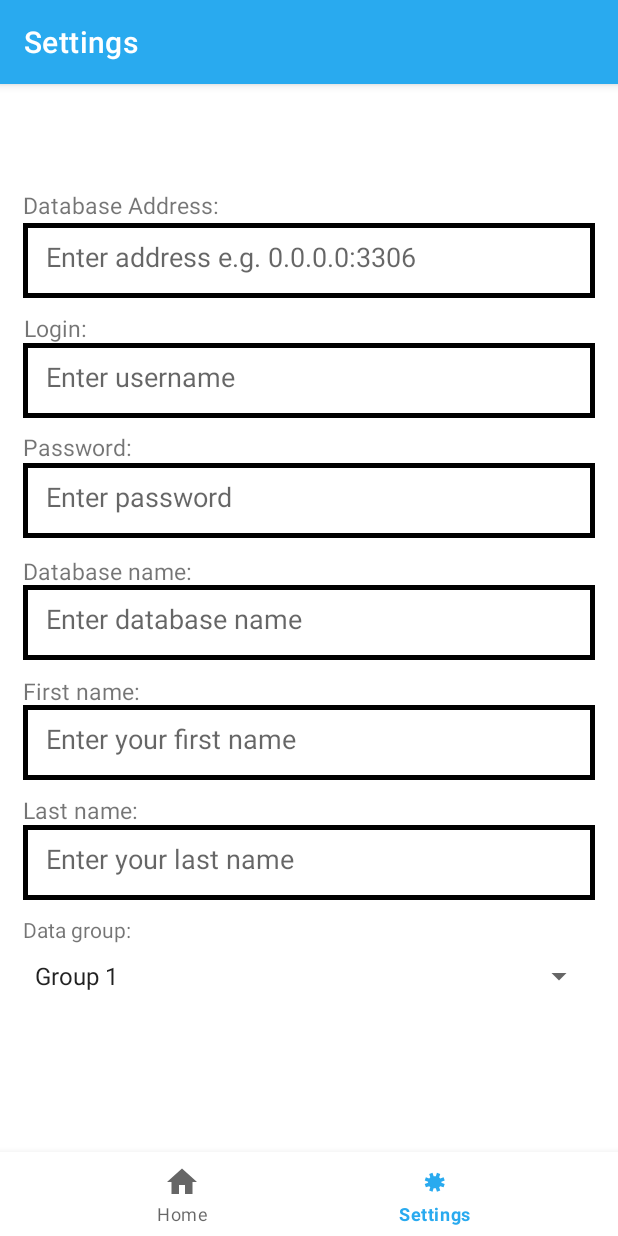
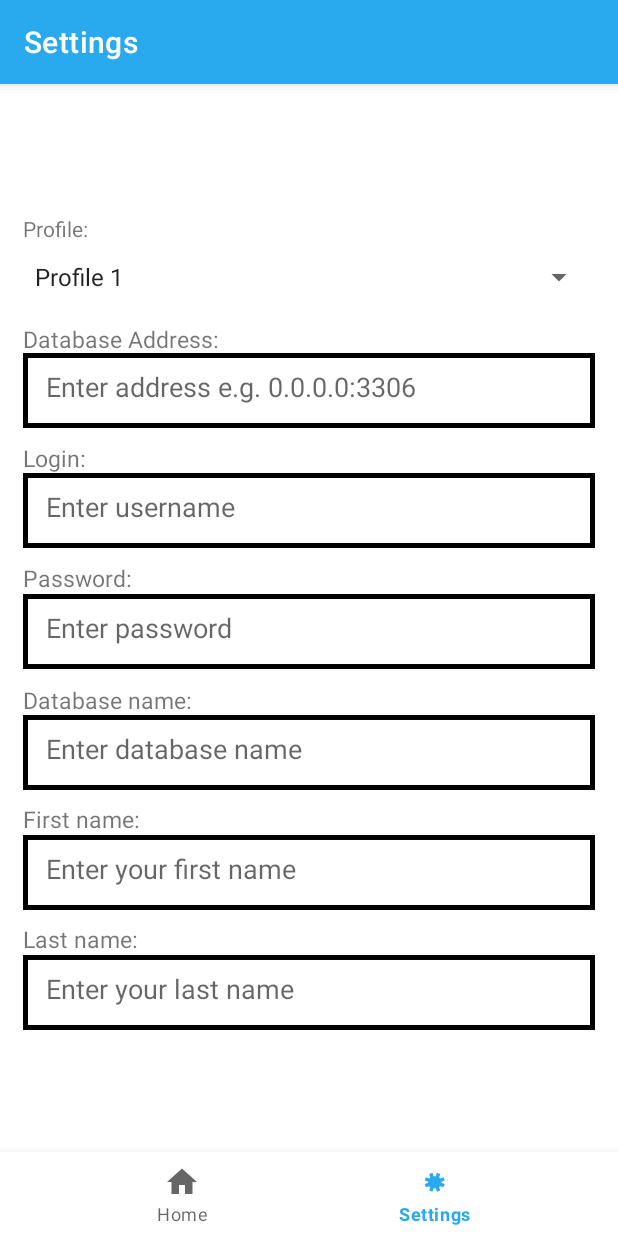
Before and after one commit to GorudoYami/SensorDataCollector, an Android app: the SettingsFragment screen opened through its navigation route, on a phone screen of 412 x 824 dp. Run offline under Robolectric (Android 15) with nearby library versions, the phone set to English and light mode, and no system bars; our stand-ins replace navigation-ui.

Commit message:
Preferences and settings refactoring

```diff
--- /dev/null
+++ b/app/src/main/java/pl/polsl/sensordatacollector/preferences/ApplicationPreferences.kt
@@ -0,0 +1,38 @@
+package pl.polsl.sensordatacollector.preferences
+
+import android.content.Context
+
+class ApplicationPreferences(context: Context) {
+    var profile: Int
+    var databaseAddress: String
+    var databaseLogin: String
+    var databasePassword: String
+    var databaseName: String
+    var firstName: String
+    var lastName: String
+
+    private val _preferencesName = "SensorDataCollector.Settings"
+    private val _preferences = context.getSharedPreferences(_preferencesName, Context.MODE_PRIVATE)
+
+    init {
+        profile = _preferences.getInt("profile", 0)
+        databaseAddress = _preferences.getString("${profile}_databaseAddress", "").toString()
+        databaseLogin = _preferences.getString("${profile}_databaseLogin", "").toString()
+        databasePassword = _preferences.getString("${profile}_databasePassword", "").toString()
+        databaseName = _preferences.getString("${profile}_databaseName", "").toString()
+        firstName = _preferences.getString("${profile}_firstName", "").toString()
+        lastName = _preferences.getString("${profile}_lastName", "").toString()
+    }
+
+    fun save() {
+        val editor = _preferences.edit()
+        editor.putString("${profile}_databaseAddress", databaseAddress)
+        editor.putString("${profile}_databaseLogin", databaseLogin)
+        editor.putString("${profile}_databasePassword", databasePassword)
+        editor.putString("${profile}_databaseName", databaseName)
+        editor.putString("${profile}_firstName", firstName)
+        editor.putString("${profile}_lastName", lastName)
+        editor.putInt("profile", profile)
+        editor.apply()
+    }
+}
--- a/app/src/main/java/pl/polsl/sensordatacollector/services/DataCollectingService.kt
+++ b/app/src/main/java/pl/polsl/sensordatacollector/services/DataCollectingService.kt
@@ -1,34 +1,37 @@
 package pl.polsl.sensordatacollector.services
 
 import android.app.Service
+import android.content.Context
 import android.content.Intent
 import android.hardware.SensorManager
 import android.os.IBinder
+import android.provider.ContactsContract.Data
 import pl.polsl.sensordatacollector.data.Database
 import pl.polsl.sensordatacollector.data.models.DataEntry
 import pl.polsl.sensordatacollector.sensors.SensorsListener
 import kotlin.concurrent.Volatile
 import kotlinx.coroutines.*
+import pl.polsl.sensordatacollector.preferences.ApplicationPreferences
 import java.sql.SQLException
 
 class DataCollectingService : Service() {
-    @Volatile private var run = false
-    private lateinit var sensorsListener: SensorsListener
-    private var database = Database("redacted", "SensorDataCollector", "redacted", "redacted")
+    private val _settingsName = "SensorDataCollector.Settings"
+
+    @Volatile private var _run = false
+    private lateinit var _sensorsListener: SensorsListener
+    private lateinit var _database: Database
+
     override fun onBind(intent: Intent?): IBinder? {
         return null
     }
 
     override fun onStartCommand(intent: Intent?, flags: Int, startId: Int): Int {
-        sensorsListener = SensorsListener(getSystemService(SENSOR_SERVICE) as SensorManager)
-        sensorsListener.start()
-
-        run = true
+        initialize()
 
         GlobalScope.launch(Dispatchers.IO) {
-            while (run) {
+            while (_run) {
                 try {
-                    val dataEntries = sensorsListener.getValues().map { sensorValue ->
+                    val dataEntries = _sensorsListener.getValues().map { sensorValue ->
                         var i = 0
                         sensorValue.values.map { value ->
                             DataEntry(
@@ -44,10 +47,10 @@ class DataCollectingService : Service() {
                     }.flatten()
 
                     runBlocking {
-                        database.insertDataEntries(dataEntries)
+                        _database.insertDataEntries(dataEntries)
                     }
 
-                    sensorsListener.clearValues()
+                    _sensorsListener.clearValues()
                     Thread.sleep(5000)
                 } catch (ex: SQLException) {
                     ex.printStackTrace()
@@ -60,9 +63,30 @@ class DataCollectingService : Service() {
         return START_STICKY
     }
 
+    private fun initialize() {
+        initializeDatabase()
+        initializeSensorsListener()
+        _run = true
+    }
+
+    private fun initializeDatabase() {
+        val applicationPreferences = ApplicationPreferences(this)
+        _database = Database(
+            applicationPreferences.databaseAddress,
+            applicationPreferences.databaseName,
+            applicationPreferences.databaseLogin,
+            applicationPreferences.databasePassword
+        )
+    }
+
+    private fun initializeSensorsListener() {
+        _sensorsListener = SensorsListener(getSystemService(SENSOR_SERVICE) as SensorManager)
+        _sensorsListener.start()
+    }
+
     override fun onDestroy() {
         super.onDestroy()
-        run = false
-        sensorsListener.stop()
+        _run = false
+        _sensorsListener.stop()
     }
 }
--- a/app/src/main/java/pl/polsl/sensordatacollector/ui/settings/SettingsFragment.kt
+++ b/app/src/main/java/pl/polsl/sensordatacollector/ui/settings/SettingsFragment.kt
@@ -10,9 +10,9 @@ import android.widget.AdapterView
 import android.widget.ArrayAdapter
 import androidx.fragment.app.Fragment
 import pl.polsl.sensordatacollector.databinding.FragmentSettingsBinding
+import pl.polsl.sensordatacollector.preferences.ApplicationPreferences
 
 class SettingsFragment : Fragment() {
-
     private var _binding: FragmentSettingsBinding? = null
     private val binding get() = _binding!!
 
@@ -29,6 +29,7 @@ class SettingsFragment : Fragment() {
     override fun onViewCreated(view: View, savedInstanceState: Bundle?) {
         super.onViewCreated(view, savedInstanceState)
         setupSpinner()
+        loadData()
     }
 
     override fun onPause() {
@@ -42,68 +43,32 @@ class SettingsFragment : Fragment() {
     }
 
     private fun setupSpinner() {
-        val options = arrayOf("Group 1", "Group 2", "Group 3")
+        val options = arrayOf("Profile 1", "Profile 2", "Profile 3")
         val adapter = ArrayAdapter(requireContext(), android.R.layout.simple_spinner_item, options)
         adapter.setDropDownViewResource(android.R.layout.simple_spinner_dropdown_item)
-        binding.spGroup.adapter = adapter
-
-        binding.spGroup.onItemSelectedListener = object : AdapterView.OnItemSelectedListener {
-            override fun onItemSelected(parent: AdapterView<*>, view: View?, position: Int, id: Long) {
-                if (!isFirstLoad) {
-                    saveData()
-                }
-                loadData()
-                isFirstLoad = false
-            }
-
-            override fun onNothingSelected(parent: AdapterView<*>) {
-                // No action needed
-            }
-        }
-
-        loadSpinnerSelection()
+        binding.spProfile.adapter = adapter
     }
 
     private fun saveData() {
-        val sharedPreferences = requireActivity().getSharedPreferences("SensorDataCollector.Settings", Context.MODE_PRIVATE)
-        val editor = sharedPreferences.edit()
-
-        val selectedGroup = binding.spGroup.selectedItem.toString()
-        val groupKey = "data_$selectedGroup"
-
-        Log.d("SettingsFragment", "Saving data for group: $groupKey")
-
-        editor.putString("${groupKey}_database_address", binding.etDatabaseAddress.text.toString())
-        editor.putString("${groupKey}_database_name", binding.etDatabaseName.text.toString())
-        editor.putString("${groupKey}_database_login", binding.etDatabaseLogin.text.toString())
-        editor.putString("${groupKey}_database_password", binding.etDatabasePassword.text.toString())
-        editor.putString("${groupKey}_first_name", binding.etFirstName.text.toString())
-        editor.putString("${groupKey}_last_name", binding.etLastName.text.toString())
-        editor.putString("selected_group", selectedGroup)
-
-        editor.apply()
+        val applicationPreferences = ApplicationPreferences(requireActivity())
+        applicationPreferences.databaseAddress = binding.etDatabaseAddress.text.toString()
+        applicationPreferences.databaseName = binding.etDatabaseName.text.toString()
+        applicationPreferences.databaseLogin = binding.etDatabaseLogin.text.toString()
+        applicationPreferences.databasePassword = binding.etDatabasePassword.text.toString()
+        applicationPreferences.firstName = binding.etFirstName.text.toString()
+        applicationPreferences.lastName = binding.etLastName.text.toString()
+        applicationPreferences.profile = binding.spProfile.selectedItemPosition
+        applicationPreferences.save()
     }
 
     private fun loadData() {
-        val sharedPreferences = requireActivity().getSharedPreferences("MySharedPref", Context.MODE_PRIVATE)
-
-        val selectedGroup = binding.spGroup.selectedItem?.toString() ?: return
-        val groupKey = "data_$selectedGroup"
-
-        Log.d("NotificationsFragment", "Loading data for group: $groupKey")
-
-        binding.etDatabaseAddress.setText(sharedPreferences.getString("${groupKey}_database_address", ""))
-        binding.etDatabaseName.setText(sharedPreferences.getString("${groupKey}_database_name", ""))
-        binding.etDatabaseLogin.setText(sharedPreferences.getString("${groupKey}_database_login", ""))
-        binding.etDatabasePassword.setText(sharedPreferences.getString("${groupKey}_database_password", ""))
-        binding.etFirstName.setText(sharedPreferences.getString("${groupKey}_first_name", ""))
-        binding.etLastName.setText(sharedPreferences.getString("${groupKey}_last_name", ""))
-    }
-
-    private fun loadSpinnerSelection() {
-        val sharedPreferences = requireActivity().getSharedPreferences("MySharedPref", Context.MODE_PRIVATE)
-        val savedSelectedGroup = sharedPreferences.getString("selected_group", "")
-        val position = (binding.spGroup.adapter as ArrayAdapter<String>).getPosition(savedSelectedGroup)
-        binding.spGroup.setSelection(position)
+        val applicationPreferences = ApplicationPreferences(requireActivity())
+        binding.etDatabaseAddress.setText(applicationPreferences.databaseAddress)
+        binding.etDatabaseName.setText(applicationPreferences.databaseName)
+        binding.etDatabaseLogin.setText(applicationPreferences.databaseLogin)
+        binding.etDatabasePassword.setText(applicationPreferences.databasePassword)
+        binding.etFirstName.setText(applicationPreferences.firstName)
+        binding.etLastName.setText(applicationPreferences.lastName)
+        binding.spProfile.setSelection(applicationPreferences.profile)
     }
 }
--- a/app/src/main/res/layout/fragment_settings.xml
+++ b/app/src/main/res/layout/fragment_settings.xml
@@ -6,18 +6,48 @@
     android:layout_height="match_parent"
     android:paddingLeft="15dp"
     android:paddingRight="15dp"
-    tools:context=".ui.settings.SettingsFragment">
+    tools:context=".ui.settings.SettingsFragment"
+    tools:layout_editor_absoluteX="-14dp"
+    tools:layout_editor_absoluteY="18dp">
 
     <Spinner
-        android:id="@+id/spGroup"
+        android:id="@+id/spProfile"
         android:layout_width="0dp"
         android:layout_height="40dp"
         app:layout_constraintBottom_toBottomOf="parent"
         app:layout_constraintEnd_toEndOf="parent"
-        app:layout_constraintHorizontal_bias="0.075"
+        app:layout_constraintHorizontal_bias="1.0"
         app:layout_constraintStart_toStartOf="parent"
         app:layout_constraintTop_toTopOf="parent"
-        app:layout_constraintVertical_bias="0.842" />
+        app:layout_constraintVertical_bias="0.085" />
+
+    <TextView
+        android:id="@+id/tvProfile"
+        android:layout_width="wrap_content"
+        android:layout_height="wrap_content"
+        android:paddingBottom="5dp"
+        android:text="Profile:"
+        app:layout_constraintBottom_toBottomOf="parent"
+        app:layout_constraintEnd_toEndOf="parent"
+        app:layout_constraintHorizontal_bias="0.0"
+        app:layout_constraintStart_toStartOf="parent"
+        app:layout_constraintTop_toTopOf="parent"
+        app:layout_constraintVertical_bias="0.049" />
+
+    <TextView
+        android:id="@+id/tvDatabaseAddress"
+        android:layout_width="wrap_content"
+        android:layout_height="wrap_content"
+        android:paddingTop="15dp"
+        android:paddingBottom="5dp"
+        android:text="Database Address:"
+        android:textSize="15dp"
+        app:layout_constraintBottom_toBottomOf="parent"
+        app:layout_constraintEnd_toEndOf="parent"
+        app:layout_constraintHorizontal_bias="0.0"
+        app:layout_constraintStart_toStartOf="parent"
+        app:layout_constraintTop_toTopOf="parent"
+        app:layout_constraintVertical_bias="0.143" />
 
     <EditText
         android:id="@+id/etDatabaseAddress"
@@ -31,7 +61,65 @@
         app:layout_constraintHorizontal_bias="0.0"
         app:layout_constraintStart_toStartOf="parent"
         app:layout_constraintTop_toTopOf="parent"
-        app:layout_constraintVertical_bias="0.06" />
+        app:layout_constraintVertical_bias="0.204" />
+
+    <EditText
+        android:id="@+id/etLastName"
+        android:layout_width="0dp"
+        android:layout_height="50dp"
+        android:background="@drawable/edit_text_border"
+        android:hint="Enter your last name"
+        android:padding="15dp"
+        app:layout_constraintBottom_toBottomOf="parent"
+        app:layout_constraintEnd_toEndOf="parent"
+        app:layout_constraintHorizontal_bias="0.0"
+        app:layout_constraintStart_toStartOf="parent"
+        app:layout_constraintTop_toTopOf="parent"
+        app:layout_constraintVertical_bias="0.866" />
+
+    <TextView
+        android:id="@+id/tvLastName"
+        android:layout_width="wrap_content"
+        android:layout_height="wrap_content"
+        android:paddingTop="15dp"
+        android:paddingBottom="5dp"
+        android:text="Last name:"
+        android:textSize="15dp"
+        app:layout_constraintBottom_toBottomOf="parent"
+        app:layout_constraintEnd_toEndOf="parent"
+        app:layout_constraintHorizontal_bias="0.0"
+        app:layout_constraintStart_toStartOf="parent"
+        app:layout_constraintTop_toTopOf="parent"
+        app:layout_constraintVertical_bias="0.795" />
+
+    <EditText
+        android:id="@+id/etFirstName"
+        android:layout_width="0dp"
+        android:layout_height="50dp"
+        android:background="@drawable/edit_text_border"
+        android:hint="Enter your first name"
+        android:padding="15dp"
+        app:layout_constraintBottom_toBottomOf="parent"
+        app:layout_constraintEnd_toEndOf="parent"
+        app:layout_constraintHorizontal_bias="0.0"
+        app:layout_constraintStart_toStartOf="parent"
+        app:layout_constraintTop_toTopOf="parent"
+        app:layout_constraintVertical_bias="0.734" />
+
+    <TextView
+        android:id="@+id/tvFirstName"
+        android:layout_width="wrap_content"
+        android:layout_height="wrap_content"
+        android:paddingTop="15dp"
+        android:paddingBottom="5dp"
+        android:text="First name:"
+        android:textSize="15dp"
+        app:layout_constraintBottom_toBottomOf="parent"
+        app:layout_constraintEnd_toEndOf="parent"
+        app:layout_constraintHorizontal_bias="0.0"
+        app:layout_constraintStart_toStartOf="parent"
+        app:layout_constraintTop_toTopOf="parent"
+        app:layout_constraintVertical_bias="0.665" />
 
     <EditText
         android:id="@+id/etDatabaseName"
@@ -42,81 +130,10 @@
         android:padding="15dp"
         app:layout_constraintBottom_toBottomOf="parent"
         app:layout_constraintEnd_toEndOf="parent"
-        app:layout_constraintHorizontal_bias="0.144"
-        app:layout_constraintStart_toStartOf="parent"
-        app:layout_constraintTop_toTopOf="parent"
-        app:layout_constraintVertical_bias="0.459" />
-
-    <EditText
-        android:id="@+id/etDatabaseLogin"
-        android:layout_width="0dp"
-        android:layout_height="50dp"
-        android:background="@drawable/edit_text_border"
-        android:hint="Enter username"
-        android:padding="15dp"
-        app:layout_constraintBottom_toBottomOf="parent"
-        app:layout_constraintEnd_toEndOf="parent"
         app:layout_constraintHorizontal_bias="0.0"
         app:layout_constraintStart_toStartOf="parent"
         app:layout_constraintTop_toTopOf="parent"
-        app:layout_constraintVertical_bias="0.192" />
-
-    <EditText
-        android:id="@+id/etDatabasePassword"
-        android:layout_width="0dp"
-        android:layout_height="50dp"
-        android:background="@drawable/edit_text_border"
-        android:hint="Enter password"
-        android:inputType="textPassword"
-        android:padding="15dp"
-        app:layout_constraintBottom_toBottomOf="parent"
-        app:layout_constraintEnd_toEndOf="parent"
-        app:layout_constraintHorizontal_bias="0.144"
-        app:layout_constraintStart_toStartOf="parent"
-        app:layout_constraintTop_toTopOf="parent"
-        app:layout_constraintVertical_bias="0.325" />
-
-    <EditText
-        android:id="@+id/etFirstName"
-        android:layout_width="0dp"
-        android:layout_height="50dp"
-        android:background="@drawable/edit_text_border"
-        android:hint="Enter your first name"
-        android:padding="15dp"
-        app:layout_constraintBottom_toBottomOf="parent"
-        app:layout_constraintEnd_toEndOf="parent"
-        app:layout_constraintHorizontal_bias="0.144"
-        app:layout_constraintStart_toStartOf="parent"
-        app:layout_constraintTop_toTopOf="parent"
-        app:layout_constraintVertical_bias="0.591" />
-
-    <EditText
-        android:id="@+id/etLastName"
-        android:layout_width="0dp"
-        android:layout_height="50dp"
-        android:background="@drawable/edit_text_border"
-        android:hint="Enter your last name"
-        android:padding="15dp"
-        app:layout_constraintBottom_toBottomOf="parent"
-        app:layout_constraintEnd_toEndOf="parent"
-        app:layout_constraintHorizontal_bias="0.144"
-        app:layout_constraintStart_toStartOf="parent"
-        app:layout_constraintTop_toTopOf="parent"
-        app:layout_constraintVertical_bias="0.723" />
-
-    <TextView
-        android:id="@+id/tvDatabaseAddress"
-        android:layout_width="wrap_content"
-        android:layout_height="wrap_content"
-        android:paddingBottom="5dp"
-        android:text="Database Address:"
-        android:textSize="15dp"
-        app:layout_constraintBottom_toBottomOf="parent"
-        app:layout_constraintEnd_toEndOf="parent"
-        app:layout_constraintHorizontal_bias="0.0"
-        app:layout_constraintStart_toStartOf="parent"
-        app:layout_constraintTop_toTopOf="parent"
-        app:layout_constraintVertical_bias="0.022" />
+        app:layout_constraintVertical_bias="0.602" />
 
     <TextView
         android:id="@+id/tvDatabaseName"
@@ -131,22 +148,7 @@
         app:layout_constraintHorizontal_bias="0.0"
         app:layout_constraintStart_toStartOf="parent"
         app:layout_constraintTop_toTopOf="parent"
-        app:layout_constraintVertical_bias="0.395" />
-
-    <TextView
-        android:id="@+id/tvLogin"
-        android:layout_width="wrap_content"
-        android:layout_height="wrap_content"
-        android:paddingTop="15dp"
-        android:paddingBottom="5dp"
-        android:text="Login: "
-        android:textSize="15dp"
-        app:layout_constraintBottom_toBottomOf="parent"
-        app:layout_constraintEnd_toEndOf="parent"
-        app:layout_constraintHorizontal_bias="0.002"
-        app:layout_constraintStart_toStartOf="parent"
-        app:layout_constraintTop_toTopOf="parent"
-        app:layout_constraintVertical_bias="0.131" />
+        app:layout_constraintVertical_bias="0.535" />
 
     <TextView
         android:id="@+id/tvPassword"
@@ -161,50 +163,50 @@
         app:layout_constraintHorizontal_bias="0.0"
         app:layout_constraintStart_toStartOf="parent"
         app:layout_constraintTop_toTopOf="parent"
-        app:layout_constraintVertical_bias="0.261" />
+        app:layout_constraintVertical_bias="0.403" />
 
     <TextView
-        android:id="@+id/tvFirstName"
+        android:id="@+id/tvLogin"
         android:layout_width="wrap_content"
         android:layout_height="wrap_content"
         android:paddingTop="15dp"
         android:paddingBottom="5dp"
-        android:text="First name:"
+        android:text="Login: "
         android:textSize="15dp"
         app:layout_constraintBottom_toBottomOf="parent"
         app:layout_constraintEnd_toEndOf="parent"
         app:layout_constraintHorizontal_bias="0.0"
         app:layout_constraintStart_toStartOf="parent"
         app:layout_constraintTop_toTopOf="parent"
-        app:layout_constraintVertical_bias="0.525" />
+        app:layout_constraintVertical_bias="0.273" />
 
-    <TextView
-        android:id="@+id/tvLastName"
-        android:layout_width="wrap_content"
-        android:layout_height="wrap_content"
-        android:paddingTop="15dp"
-        android:paddingBottom="5dp"
-        android:text="Last name:"
-        android:textSize="15dp"
+    <EditText
+        android:id="@+id/etDatabasePassword"
+        android:layout_width="0dp"
+        android:layout_height="50dp"
+        android:background="@drawable/edit_text_border"
+        android:hint="Enter password"
+        android:inputType="textPassword"
+        android:padding="15dp"
         app:layout_constraintBottom_toBottomOf="parent"
         app:layout_constraintEnd_toEndOf="parent"
         app:layout_constraintHorizontal_bias="0.0"
         app:layout_constraintStart_toStartOf="parent"
         app:layout_constraintTop_toTopOf="parent"
-        app:layout_constraintVertical_bias="0.655" />
+        app:layout_constraintVertical_bias="0.469" />
 
-    <TextView
-        android:id="@+id/tvDataGroup"
-        android:layout_width="wrap_content"
-        android:layout_height="wrap_content"
-        android:paddingTop="15dp"
-        android:paddingBottom="5dp"
-        android:text="Data group:"
+    <EditText
+        android:id="@+id/etDatabaseLogin"
+        android:layout_width="0dp"
+        android:layout_height="50dp"
+        android:background="@drawable/edit_text_border"
+        android:hint="Enter username"
+        android:padding="15dp"
         app:layout_constraintBottom_toBottomOf="parent"
         app:layout_constraintEnd_toEndOf="parent"
         app:layout_constraintHorizontal_bias="0.0"
         app:layout_constraintStart_toStartOf="parent"
         app:layout_constraintTop_toTopOf="parent"
-        app:layout_constraintVertical_bias="0.784" />
+        app:layout_constraintVertical_bias="0.336" />
 
 </androidx.constraintlayout.widget.ConstraintLayout>
```
